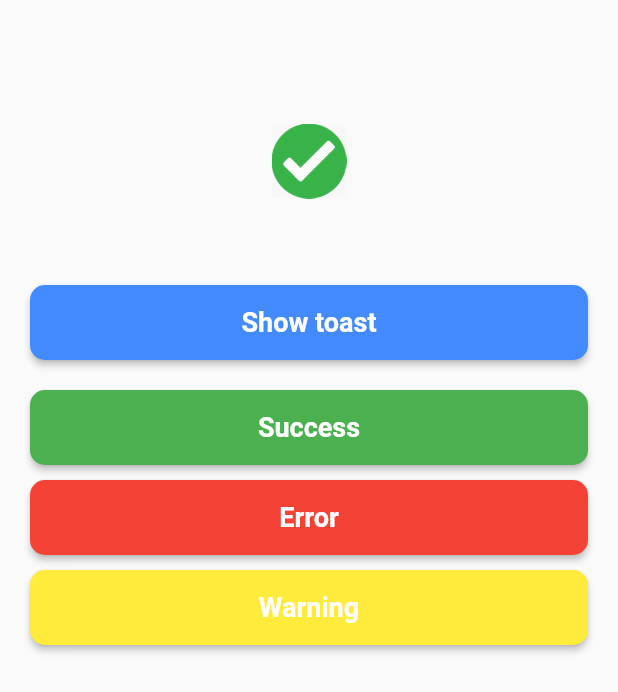
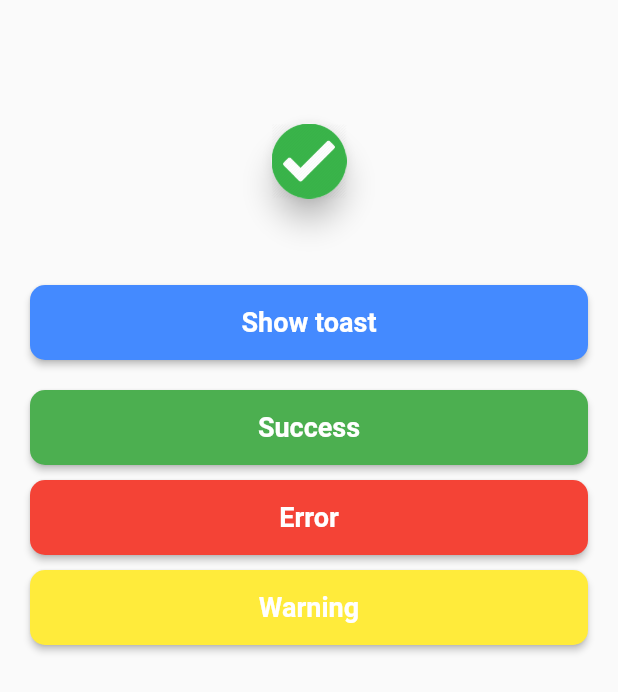
Before and after one commit to fayaz07/load_toast, a Flutter app: the screen it shows after launch, after a tap on "Show toast", after a tap on "Success", on a phone screen of 412 x 824 dp. Shown: the top 692 px of the screen. Run offline on Flutter 3.47's test engine with Material 2 defaults, Android fonts, the phone set to English and light mode, and no system bars.

Commit message:
removed container, added material widget

```diff
--- a/lib/load_toast.dart
+++ b/lib/load_toast.dart
@@ -134,7 +134,7 @@ class _LoadToastState extends State<LoadToast> with TickerProviderStateMixin {
   }
 
   _listenToScale() {
-    if (_scaleAnim.value <= 180.0) {
+    if (_scaleAnim.value <= 130.0) {
       setState(() {
         _showingChild = _postChild;
       });
@@ -184,17 +184,13 @@ class _LoadToastState extends State<LoadToast> with TickerProviderStateMixin {
                   animation: _scaleAnim,
                   builder: (BuildContext context, Widget child) {
                     return Material(
-                      type: MaterialType.transparency,
+                      borderRadius: BorderRadius.all(Radius.circular(_radius)),
+                      color: containerColor,
+                      type: MaterialType.canvas,
                       elevation: 8.0,
-                      child: Container(
+                      child: SizedBox(
                           width: _scaleAnim.value,
                           height: _containerHeight,
-                          padding: const EdgeInsets.all(0.0),
-                          decoration: ShapeDecoration(
-                              color: containerColor,
-                              shape: RoundedRectangleBorder(
-                                  borderRadius: BorderRadius.all(
-                                      Radius.circular(_radius)))),
                           child: _showingChild),
                     );
                   },
```
